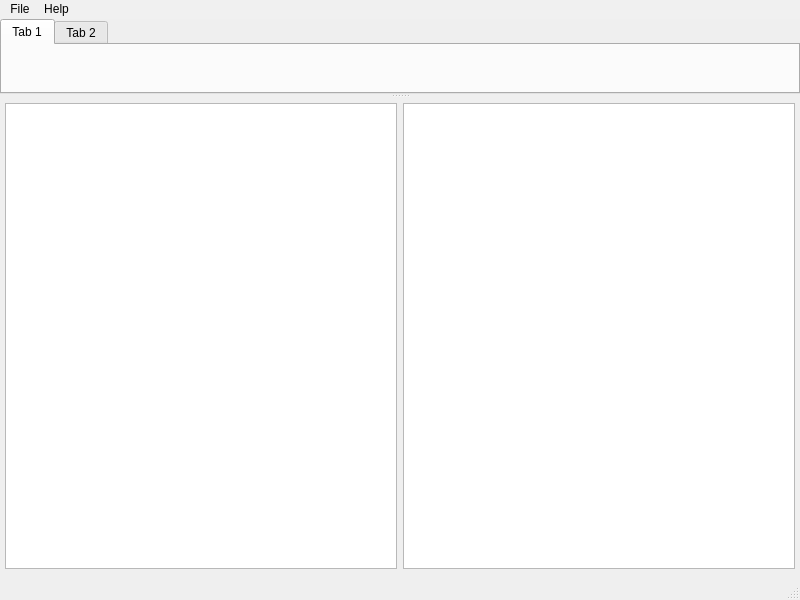
Qt form gvDataBackup_MainWindow.ui (geoffvargo/gvDataBackup) before a commit.
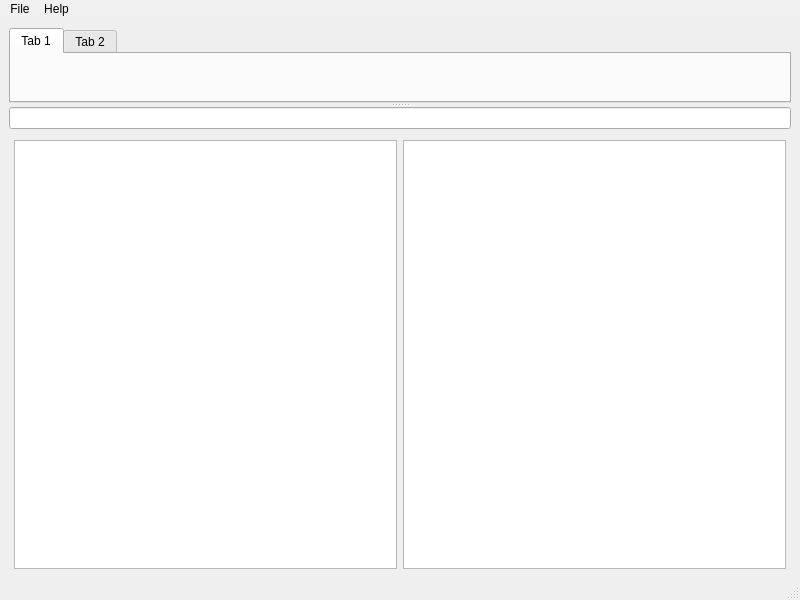
The same form after that commit.

The edit to the form file:
```diff
--- a/gvDataBackup_MainWindow.ui
+++ b/gvDataBackup_MainWindow.ui
@@ -10,6 +10,12 @@
     <height>600</height>
    </rect>
   </property>
+  <property name="sizePolicy">
+   <sizepolicy hsizetype="Expanding" vsizetype="Preferred">
+    <horstretch>0</horstretch>
+    <verstretch>0</verstretch>
+   </sizepolicy>
+  </property>
   <property name="palette">
    <palette>
     <active>
@@ -57,16 +63,13 @@
    <bool>true</bool>
   </property>
   <widget class="QWidget" name="centralwidget">
+   <property name="sizePolicy">
+    <sizepolicy hsizetype="Expanding" vsizetype="Preferred">
+     <horstretch>0</horstretch>
+     <verstretch>0</verstretch>
+    </sizepolicy>
+   </property>
    <layout class="QGridLayout" name="gridLayout">
-    <property name="leftMargin">
-     <number>0</number>
-    </property>
-    <property name="topMargin">
-     <number>0</number>
-    </property>
-    <property name="rightMargin">
-     <number>0</number>
-    </property>
     <item row="0" column="0">
      <widget class="QSplitter" name="splitter">
       <property name="sizePolicy">
@@ -75,12 +78,6 @@
         <verstretch>0</verstretch>
        </sizepolicy>
       </property>
-      <property name="autoFillBackground">
-       <bool>true</bool>
-      </property>
-      <property name="frameShadow">
-       <enum>QFrame::Plain</enum>
-      </property>
       <property name="orientation">
        <enum>Qt::Vertical</enum>
       </property>
@@ -99,7 +96,7 @@
        </property>
        <property name="maximumSize">
         <size>
-         <width>16777215</width>
+         <width>16777214</width>
          <height>75</height>
         </size>
        </property>
@@ -120,7 +117,12 @@
         </attribute>
        </widget>
       </widget>
-      <widget class="QWidget" name="layoutWidget">
+      <widget class="QWidget" name="">
+       <layout class="QVBoxLayout" name="verticalLayout">
+        <item>
+         <widget class="QLineEdit" name="lineEdit"/>
+        </item>
+        <item>
        <layout class="QHBoxLayout" name="horizontalLayout">
         <property name="leftMargin">
          <number>5</number>
@@ -136,6 +138,8 @@
         </item>
         <item>
          <widget class="QListView" name="listView"/>
+          </item>
+         </layout>
         </item>
        </layout>
       </widget>
```
Lines whose indentation alone changed are shown as unchanged.
